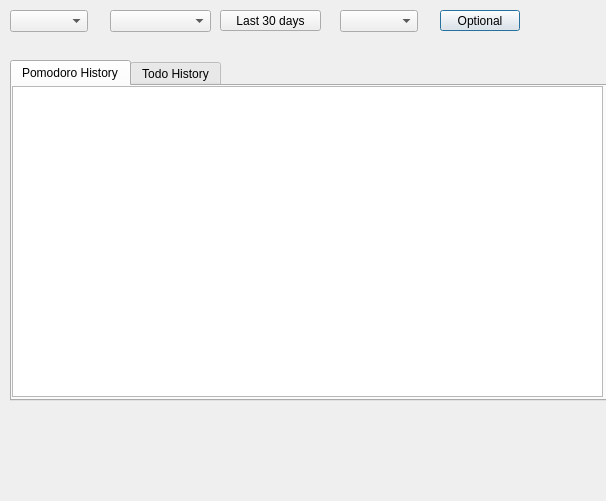
Qt form src/gui/ui/history.ui (ravenvz/SprintTimer) before a commit.
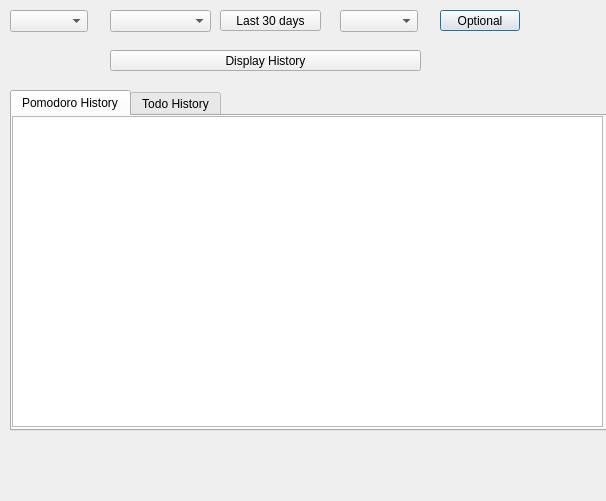
The same form after that commit.

Commit message: Add very basic pomodoro history display view

```diff
--- a/src/gui/ui/history.ui
+++ b/src/gui/ui/history.ui
@@ -63,7 +63,7 @@
    <property name="geometry">
     <rect>
      <x>10</x>
-     <y>60</y>
+     <y>90</y>
      <width>601</width>
      <height>341</height>
     </rect>
@@ -112,6 +112,19 @@
     </rect>
    </property>
   </widget>
+  <widget class="QPushButton" name="btnDisplayHistory">
+   <property name="geometry">
+    <rect>
+     <x>110</x>
+     <y>50</y>
+     <width>311</width>
+     <height>21</height>
+    </rect>
+   </property>
+   <property name="text">
+    <string>Display History</string>
+   </property>
+  </widget>
  </widget>
  <resources/>
  <connections/>
```
Left out of the diff: 2 changed lines with no effect on the pictures. The commit also changes 3 other files.
